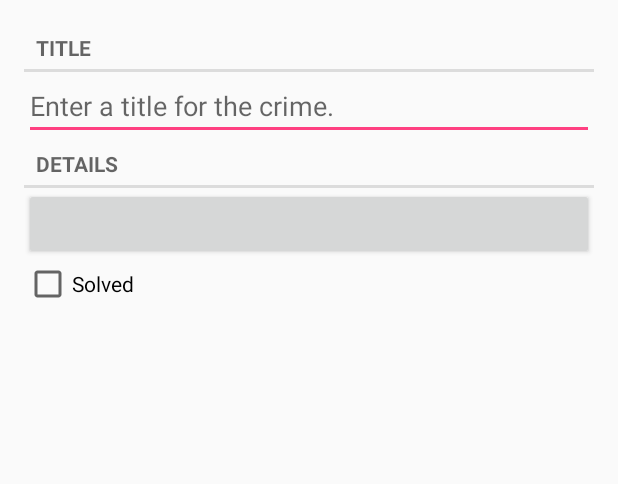
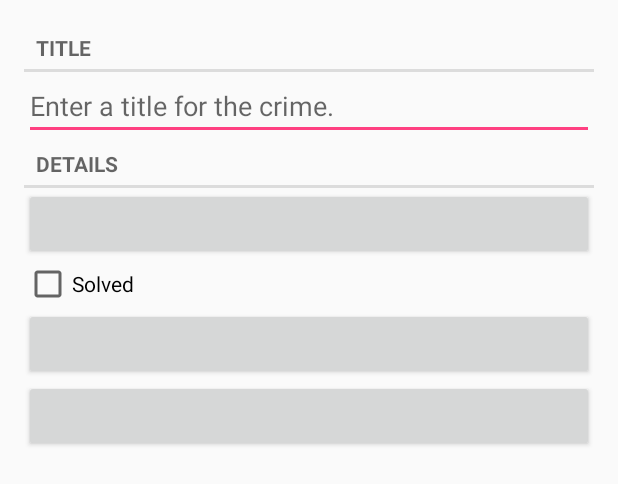
Before and after one commit to SunJie117/AndroidStudy, an Android app: the layout fragment_crime.xml on its own in the app's theme, with its tools: preview values and no code run, on a phone screen of 412 x 824 dp. Shown: the top 484 px of the screen. Run offline under Robolectric (Android 15) with nearby library versions, the phone set to English and light mode, and no system bars.

Commit message:
15章开始

```diff
--- a/app/src/main/java/com/camark/androidstudy/criminalintent/CrimeLab.java
+++ b/app/src/main/java/com/camark/androidstudy/criminalintent/CrimeLab.java
@@ -88,6 +88,7 @@ public class CrimeLab {
         values.put(CrimeDbSchema.CrimeTable.Cols.TITLE, crime.getTitle());
         values.put(CrimeDbSchema.CrimeTable.Cols.DATE, crime.getDate().getTime());
         values.put(CrimeDbSchema.CrimeTable.Cols.SOLVED, crime.isSolved() ? 1 : 0);
+        values.put(CrimeDbSchema.CrimeTable.Cols.SUSPECT, crime.getSuspect());
         return values;
     }
 
--- a/app/src/main/java/com/camark/androidstudy/criminalintent/database/CrimeBaseHelper.java
+++ b/app/src/main/java/com/camark/androidstudy/criminalintent/database/CrimeBaseHelper.java
@@ -23,7 +23,8 @@ public class CrimeBaseHelper extends SQLiteOpenHelper {
                 CrimeDbSchema.CrimeTable.Cols.UUID + ", " +
                 CrimeDbSchema.CrimeTable.Cols.TITLE + ", " +
                 CrimeDbSchema.CrimeTable.Cols.DATE + ", " +
-                CrimeDbSchema.CrimeTable.Cols.SOLVED +
+                CrimeDbSchema.CrimeTable.Cols.SOLVED + ", " +
+                CrimeDbSchema.CrimeTable.Cols.SUSPECT +
                 ")"
         );
     }
--- a/app/src/main/java/com/camark/androidstudy/criminalintent/database/CrimeCursorWrapper.java
+++ b/app/src/main/java/com/camark/androidstudy/criminalintent/database/CrimeCursorWrapper.java
@@ -27,11 +27,13 @@ public class CrimeCursorWrapper extends CursorWrapper {
         String title = getString(getColumnIndex(CrimeDbSchema.CrimeTable.Cols.TITLE));
         long date = getLong(getColumnIndex(CrimeDbSchema.CrimeTable.Cols.DATE));
         int isSolved = getInt(getColumnIndex(CrimeDbSchema.CrimeTable.Cols.SOLVED));
+        String suspect = getString(getColumnIndex(CrimeDbSchema.CrimeTable.Cols.SUSPECT));
 
         Crime crime = new Crime(UUID.fromString(uuidString));
         crime.setTitle(title);
         crime.setDate(new Date(date));
         crime.setSolved(isSolved != 0);
+        crime.setSuspect(suspect);
         return crime;
     }
 }
--- a/app/src/main/java/com/camark/androidstudy/criminalintent/database/CrimeDbSchema.java
+++ b/app/src/main/java/com/camark/androidstudy/criminalintent/database/CrimeDbSchema.java
@@ -13,6 +13,7 @@ public class CrimeDbSchema {
             public static final String TITLE = "title";
             public static final String DATE = "date";
             public static final String SOLVED = "solved";
+            public static final String SUSPECT = "suspect";
         }
     }
 
--- a/app/src/main/res/layout/fragment_crime.xml
+++ b/app/src/main/res/layout/fragment_crime.xml
@@ -28,4 +28,12 @@
         android:layout_width="match_parent"
         android:layout_height="wrap_content"
         android:text="@string/crime_solved_label"/>
+    <Button
+        android:id="@+id/crime_suspect"
+        android:layout_width="match_parent"
+        android:layout_height="wrap_content"/>
+    <Button
+        android:id="@+id/crime_report"
+        android:layout_width="match_parent"
+        android:layout_height="wrap_content"/>
 </LinearLayout>
--- a/app/src/main/res/values/strings.xml
+++ b/app/src/main/res/values/strings.xml
@@ -27,4 +27,6 @@
     <string name="show_subtitle">Show Subtitle</string>
     <string name="hide_subtitle">Hide Subtitle</string>
     <string name="subtitle_format">%1$d crimes</string>
+    <string name="crime_suspect_text">Choose Suspect</string>
+    <string name="crime_report_text">Send Crime Report</string>
 </resources>
```
Also changed, not shown: app/src/main/java/com/camark/androidstudy/criminalintent/Crime.java (+8 -0 lines).
